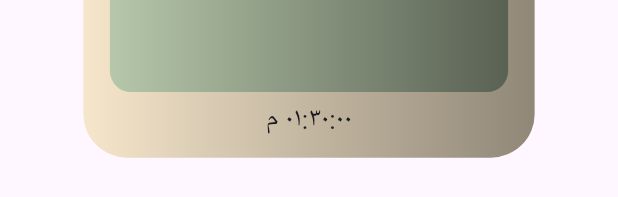
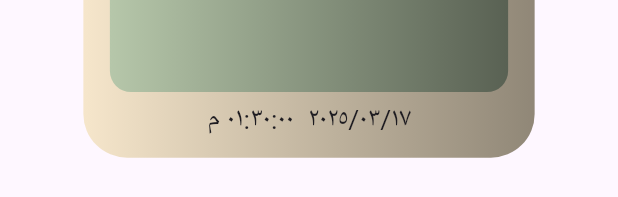
Before and after one commit to HendSayed25/ALQAYSAR_Rates, a Flutter app: the CommentItemDesign widget shown alone on an empty page, opened directly, on a phone screen of 412 x 824 dp. Shown: the part 651-848 px from the top of the screen. Run offline on Flutter 3.47's test engine with Material 3 defaults, Android fonts, the phone set to English and light mode, and no system bars; drawn by our look-alikes of flutter_animate; our stand-ins replace dartz, easy_localization, equatable, fl_chart, flutter_bloc, flutter_layout_grid and 7 more; missing offline and left inert: onesignal_flutter; accounts and stored records are empty.

```diff
--- a/lib/features/ui/common/common_item/comment_item_design.dart
+++ b/lib/features/ui/common/common_item/comment_item_design.dart
@@ -76,7 +76,7 @@ class CommentItemDesign extends StatelessWidget {
                 ),
                 Text(
                   timestamp != null
-                      ? DateFormat('hh:mm:ss a', 'ar_SA').format(timestamp!.add(Duration(hours: 3)))
+                      ? DateFormat('yyyy/MM/dd  hh:mm:ss a', 'ar_SA').format(timestamp!.add(Duration(hours: 3)))
                       : AppStrings.noDate.tr(),
                   style: TextStyle(fontSize: 20.sp),
                 ),
```
